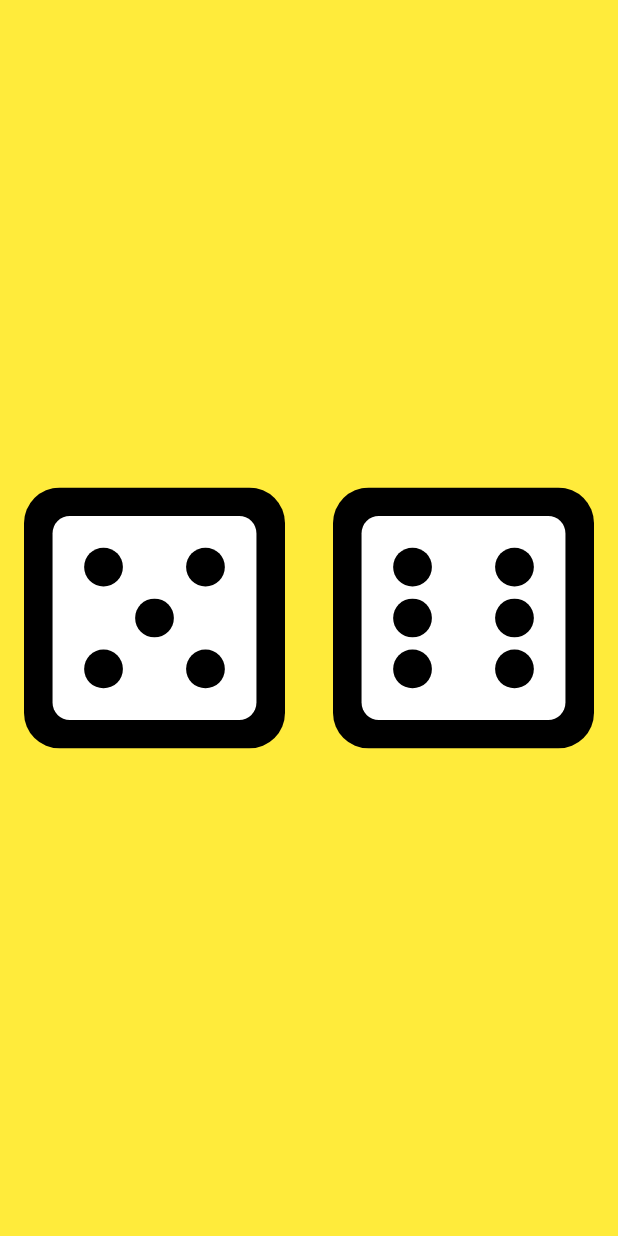
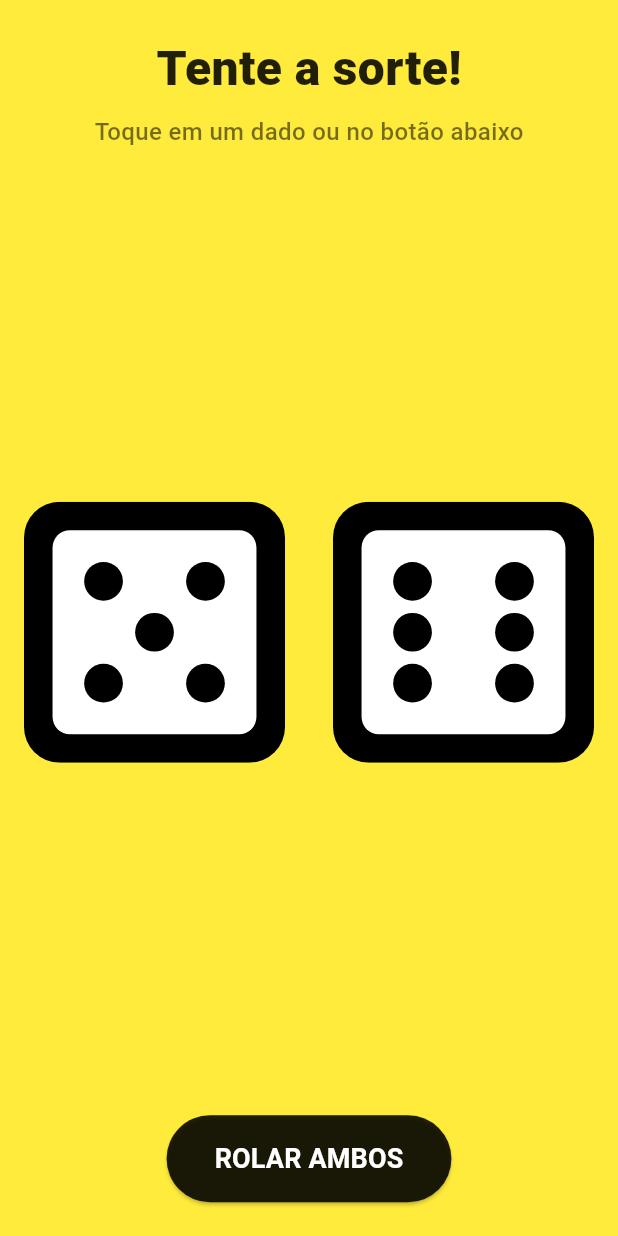
Before and after one commit to fnetgit/dices-app, a Flutter app: the screen it shows after launch, on a phone screen of 412 x 824 dp. Run offline on Flutter 3.47's test engine with Material 3 defaults, Android fonts, the phone set to English and light mode, and no system bars; our stand-ins replace flutter_svg.

Commit message:
feat: enhance dice page UI with title and 'roll both' button

```diff
--- a/lib/dice_page.dart
+++ b/lib/dice_page.dart
@@ -41,14 +41,56 @@ class _DicePageState extends State<DicePage> {
     return Scaffold(
       backgroundColor: Colors.yellow,
       body: Center(
-        child: ConstrainedBox(
-          constraints: BoxConstraints(maxWidth: 500),
+        child: Column(
+          mainAxisAlignment: MainAxisAlignment.center,
+          children: [
+            const Text(
+              'Tente a sorte!',
+              style: TextStyle(
+                fontSize: 32,
+                fontWeight: FontWeight.w900,
+                color: Colors.black87,
+              ),
+            ),
+            const SizedBox(height: 8),
+            const Text(
+              'Toque em um dado ou no botão abaixo',
+              style: TextStyle(
+                fontSize: 16,
+                fontWeight: FontWeight.w500,
+                color: Colors.black54,
+              ),
+            ),
+            const SizedBox(height: 50),
+            ConstrainedBox(
+              constraints: const BoxConstraints(maxWidth: 500),
               child: Row(
                 children: [
                   DiceButton(diceNumber: leftDiceNumber, onTap: rollLeftDice),
                   DiceButton(diceNumber: rightDiceNumber, onTap: rollRightDice),
                 ],
               ),
+            ),
+            const SizedBox(height: 50),
+            ElevatedButton(
+              onPressed: rollBoth,
+              style: ElevatedButton.styleFrom(
+                foregroundColor: Colors.white,
+                backgroundColor: Colors.black87,
+                padding: const EdgeInsets.symmetric(
+                  horizontal: 32,
+                  vertical: 16,
+                ),
+                shape: RoundedRectangleBorder(
+                  borderRadius: BorderRadius.circular(30),
+                ),
+              ),
+              child: const Text(
+                'ROLAR AMBOS',
+                style: TextStyle(fontSize: 18, fontWeight: FontWeight.bold),
+              ),
+            ),
+          ],
         ),
       ),
     );
@@ -66,6 +108,9 @@ class DiceButton extends StatelessWidget {
       child: Padding(
         padding: const EdgeInsets.all(16.0),
         child: InkWell(
+          borderRadius: BorderRadius.circular(
+            20,
+          ), // Arredonda a animação do clique
           onTap: onTap,
           child: SvgPicture.asset('assets/images/dice$diceNumber.svg'),
         ),
```
Lines whose indentation alone changed are shown as unchanged.
